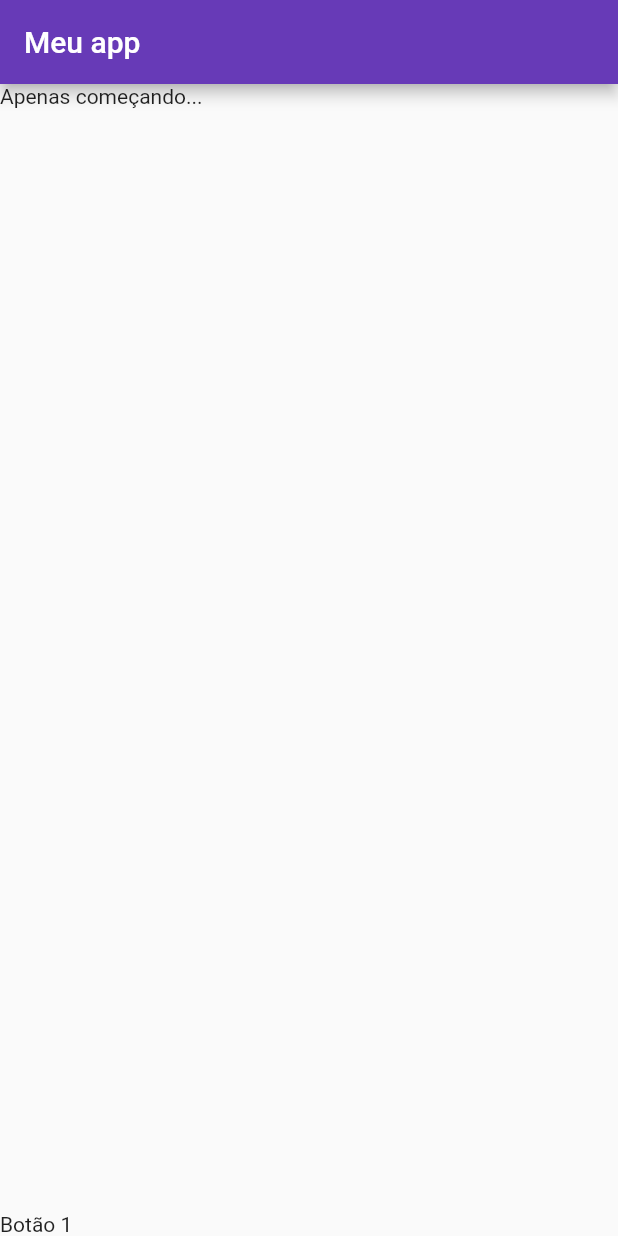
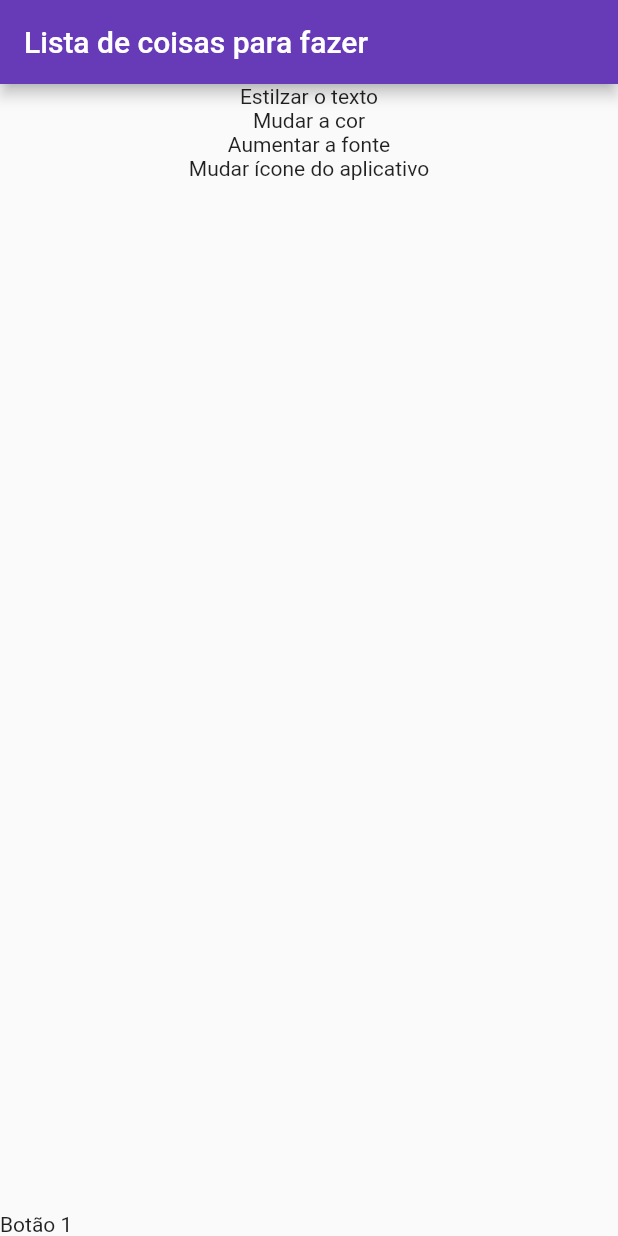
Before and after one commit to VictorRyan3612/POO_Orientada-a-objetos, a Flutter app: the screen it shows after launch, on a phone screen of 412 x 824 dp. Run offline on Flutter 3.47's test engine with Material 2 defaults, Android fonts, the phone set to English and light mode, and no system bars.

Commit message:
App 0.0.2

```diff
--- a/Atividade 1 a 9/app_1/lib/main.dart
+++ b/Atividade 1 a 9/app_1/lib/main.dart
@@ -3,12 +3,20 @@ import 'package:flutter/material.dart';
 void main() {
   MaterialApp app = MaterialApp(
       theme: ThemeData(primarySwatch: Colors.deepPurple),
+      home: Scaffold(
+        appBar: AppBar(title: Text("Lista de coisas para fazer")),
+        body: Center(
 
-      home: Scaffold(
+          child: Column(children: [
+              Text("Estilzar o texto"),
+              Text("Mudar a cor"),
+              Text("Aumentar a fonte"),
+              Text("Mudar ícone do aplicativo")
+            ],
+          )
 
-        appBar: AppBar(title: Text("Meu app")),
 
-        body: Text("Apenas começando..."),
+        ),
 
         bottomNavigationBar: Text("Botão 1"),
 
```
